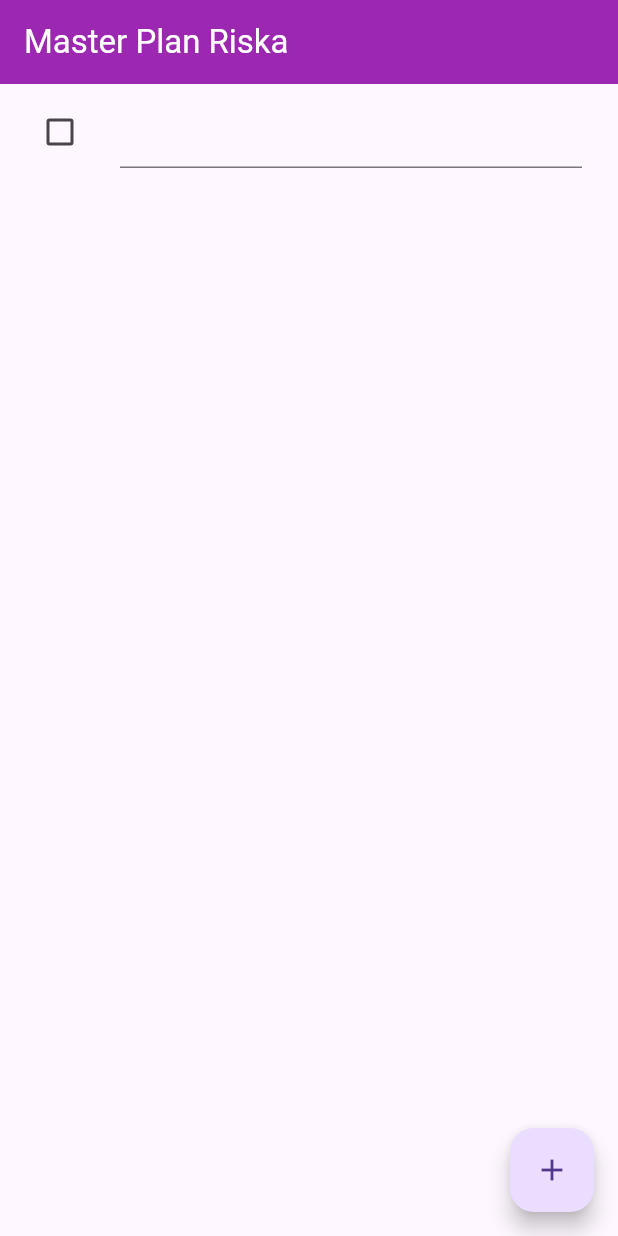
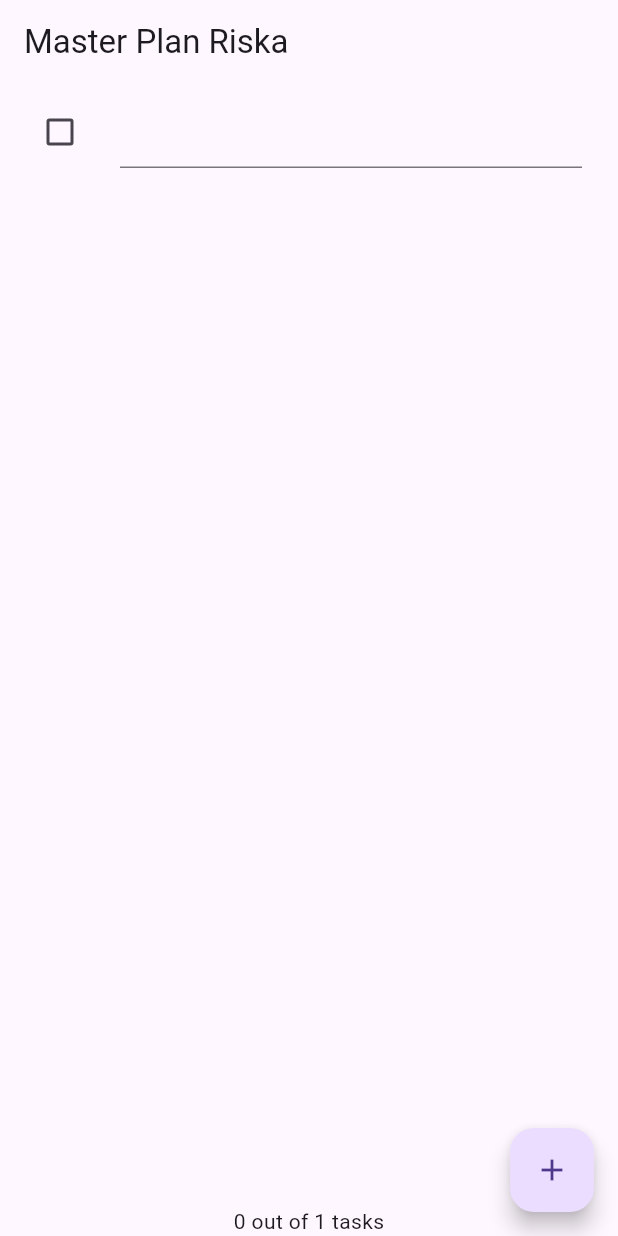
Before and after one commit to riskakurniaa/Pemrograman-Mobile, a Flutter app: the screen it shows after launch, after a tap on the "add" icon, on a phone screen of 412 x 824 dp. Run offline on Flutter 3.47's test engine with Material 3 defaults, Android fonts, the phone set to English and light mode, and no system bars.

Commit message:
Praktikum 2 dan Tugas - Mengelola Data Layer dengan InheritedWidget dan InheritedNotifier

```diff
--- a/Pertemuan10/master_plan/lib/main.dart
+++ b/Pertemuan10/master_plan/lib/main.dart
@@ -1,4 +1,6 @@
 import 'package:flutter/material.dart';
+import 'package:master_plan/models/plan.dart';
+import 'package:master_plan/provider/plan_provider.dart';
 import './views/plan_screen.dart';
 
 void main() => runApp(MasterPlanApp());
@@ -10,7 +12,10 @@
   Widget build(BuildContext context) {
     return MaterialApp(
       theme: ThemeData(primarySwatch: Colors.purple),
-      home: PlanScreen(),
+      home: PlanProvider(
+        notifier: ValueNotifier<Plan>(const Plan()),
+        child: const PlanScreen(),
+      ),
     );
   }
 }
--- a/Pertemuan10/master_plan/lib/models/plan.dart
+++ b/Pertemuan10/master_plan/lib/models/plan.dart
@@ -5,4 +5,8 @@
   final List<Task> tasks;
 
   const Plan({this.name = '', this.tasks = const []});
+
+  int get completedCount => tasks.where((task) => task.complete).length;
+  String get completenessMessage =>
+      '$completedCount out of ${tasks.length} tasks';
 }
--- a/Pertemuan10/master_plan/lib/models/task.dart
+++ b/Pertemuan10/master_plan/lib/models/task.dart
@@ -6,4 +6,6 @@
     this.complete = false,
     this.description = '',
   });
+
+  copyWith({required bool complete}) {}
 }
--- /dev/null
+++ b/Pertemuan10/master_plan/lib/provider/plan_provider.dart
@@ -0,0 +1,13 @@
+import 'package:flutter/material.dart';
+import '../models/data_layer.dart';
+
+class PlanProvider extends InheritedNotifier<ValueNotifier<Plan>> {
+  const PlanProvider(
+      {super.key, required Widget child, required ValueNotifier<Plan> notifier})
+      : super(child: child, notifier: notifier);
+  static ValueNotifier<Plan> of(BuildContext context) {
+    return context
+        .dependOnInheritedWidgetOfExactType<PlanProvider>()!
+        .notifier!;
+  }
+}
--- a/Pertemuan10/master_plan/lib/views/plan_screen.dart
+++ b/Pertemuan10/master_plan/lib/views/plan_screen.dart
@@ -1,4 +1,5 @@
 import 'package:flutter/material.dart';
+import 'package:master_plan/provider/plan_provider.dart';
 
 import '../models/data_layer.dart';
 
@@ -31,71 +32,74 @@
   @override
   Widget build(BuildContext context) {
     return Scaffold(
-      appBar: AppBar(
-        title: const Text('Master Plan Riska'),
-        backgroundColor: Colors.purple,
-        foregroundColor: Colors.white,
+      appBar: AppBar(title: const Text('Master Plan Riska')),
+      body: ValueListenableBuilder<Plan>(
+        valueListenable: PlanProvider.of(context),
+        builder: (context, plan, child) {
+          return Column(
+            children: [
+              Expanded(child: _buildList(plan)),
+              SafeArea(child: Text(plan.completenessMessage))
+            ],
+          );
+        },
       ),
-      body: _buildList(),
-      floatingActionButton: _buildAddTextButton(),
+      floatingActionButton: _buildAddTaskButton(context),
     );
   }
 
-  Widget _buildTextTile(Task task, int index) {
+  Widget _buildTaskTile(Task task, int index, BuildContext context) {
+    ValueNotifier<Plan> planNotifier = PlanProvider.of(context);
     return ListTile(
       leading: Checkbox(
           value: task.complete,
           onChanged: (selected) {
-            setState(() {
-              plan = Plan(
-                name: plan.name,
-                tasks: List<Task>.from(plan.tasks)
+            Plan currentPlan = planNotifier.value;
+            planNotifier.value = Plan(
+              name: currentPlan.name,
+              tasks: List<Task>.from(currentPlan.tasks)
                 ..[index] = Task(
                   description: task.description,
                   complete: selected ?? false,
                 ),
             );
-            });
           }),
       title: TextFormField(
         initialValue: task.description,
         onChanged: (text) {
-          setState(() {
-            plan = Plan(
-              name: plan.name,
-              tasks: List<Task>.from(plan.tasks)
+          Plan currentPlan = planNotifier.value;
+          planNotifier.value = Plan(
+            name: currentPlan.name,
+            tasks: List<Task>.from(currentPlan.tasks)
               ..[index] = Task(
+                description: text,
                 complete: task.complete,
-                  description: text,
               ),
           );
-          });
         },
       ),
     );
   }
 
-  Widget _buildList() {
+  Widget _buildList(Plan plan) {
     return ListView.builder(
       controller: scrollController,
       itemCount: plan.tasks.length,
-      itemBuilder: (context, index) => _buildTextTile(plan.tasks[index], index),
-      keyboardDismissBehavior: Theme.of(context).platform == TargetPlatform.iOS
-          ? ScrollViewKeyboardDismissBehavior.onDrag
-          : ScrollViewKeyboardDismissBehavior.manual,
+      itemBuilder: (context, index) =>
+          _buildTaskTile(plan.tasks[index], index, context),
     );
   }
 
-  Widget _buildAddTextButton() {
+  Widget _buildAddTaskButton(BuildContext context) {
+    ValueNotifier<Plan> planNotifier = PlanProvider.of(context);
     return FloatingActionButton(
         child: const Icon(Icons.add),
         onPressed: () {
-          setState(() {
-            plan = Plan(
-              name: plan.name,
-              tasks: List<Task>.from(plan.tasks)..add(const Task()),
+          Plan currentPlan = planNotifier.value;
+          planNotifier.value = Plan(
+            name: currentPlan.name,
+            tasks: List<Task>.from(currentPlan.tasks)..add(const Task()),
           );
-          });
         });
   }
 }
```
Also changed, not shown: Pertemuan10/master_plan/img/gambar3.png (added), Pertemuan10/master_plan/img/hasil2.gif (added), 1 other file. Lines whose indentation alone changed are shown as unchanged.
